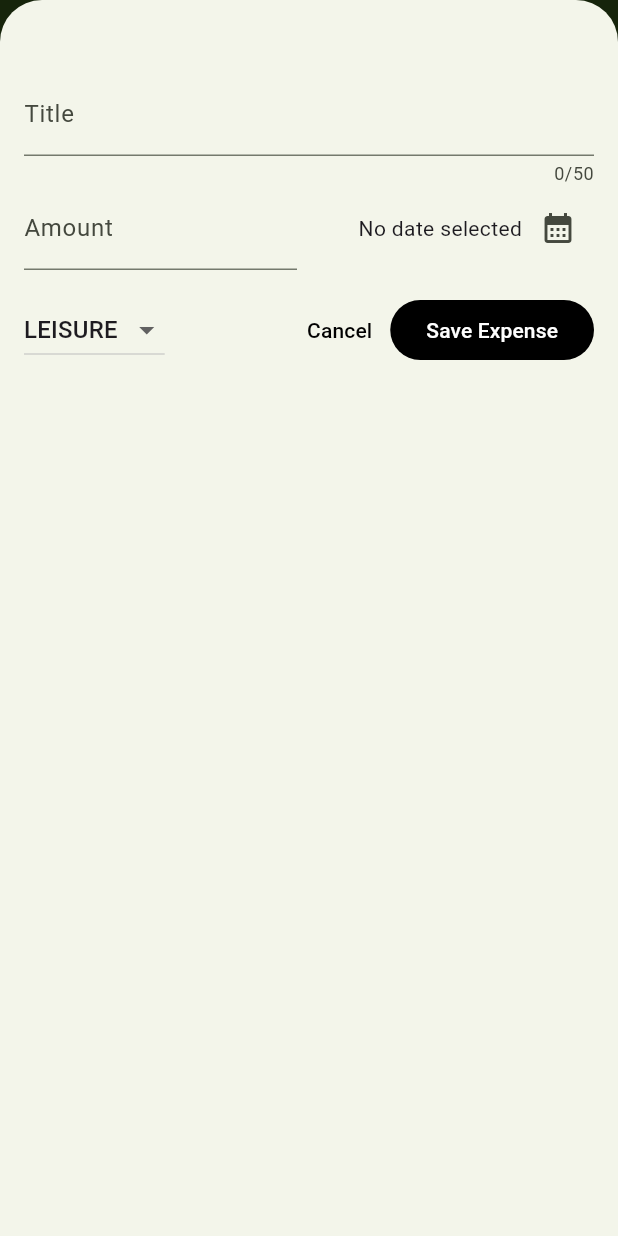
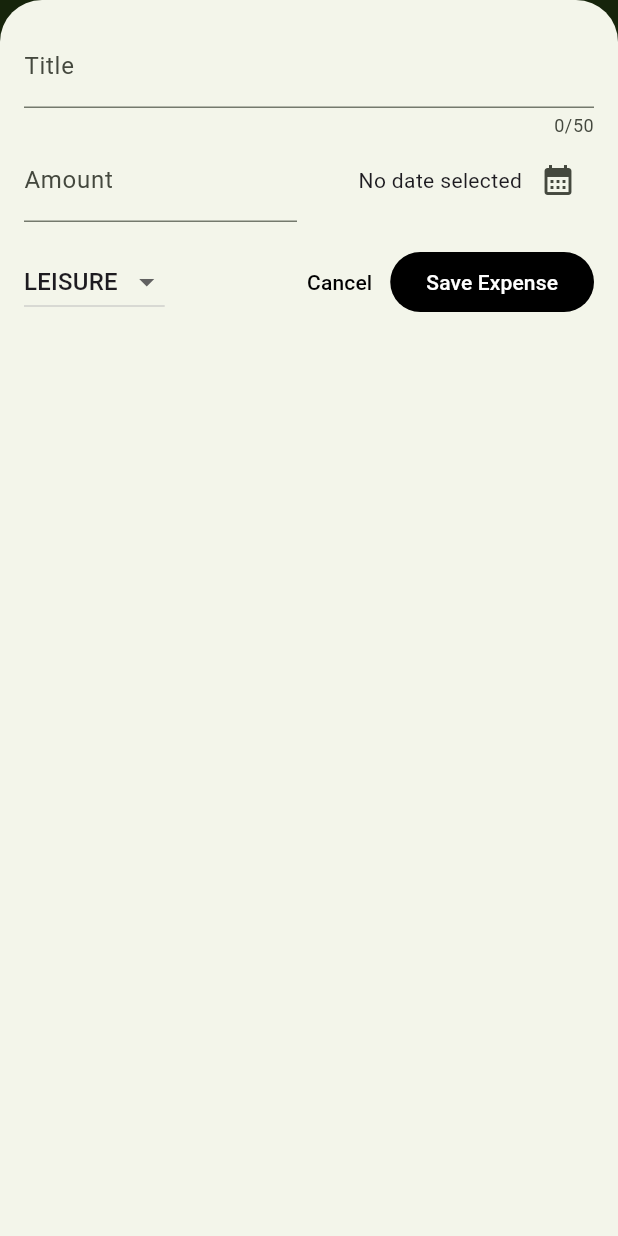
Before and after one commit to suhejbmorina99/flutter_mini_projects, a Flutter app: the screen it shows after launch, after a tap on the "add" icon, on a phone screen of 412 x 824 dp. Run offline on Flutter 3.47's test engine with Material 3 defaults, Android fonts, the phone set to English and light mode, and no system bars; our stand-ins replace google_fonts.

Commit message:
useSafeArea parameter by dart

```diff
--- a/expense_tracker/lib/widgets/expenses.dart
+++ b/expense_tracker/lib/widgets/expenses.dart
@@ -32,6 +32,8 @@
 
   void _addExpensesOverlay() {
     showModalBottomSheet(
+      useSafeArea: true, // sigurohet qe overlay nuk pengohet nga kamera apo statusbari
+      // dmth overlay fillon aty ky mbaron hapsira e rezervume per ate pjes
       isScrollControlled: true, // qekjo e bon modalin sa view dmth e rrit
       context: context,
       builder: (ctx) => NewExpense(onAddExpanse: _addExpenses),
--- a/expense_tracker/lib/widgets/new_expense.dart
+++ b/expense_tracker/lib/widgets/new_expense.dart
@@ -79,7 +79,7 @@
   @override
   Widget build(BuildContext context) {
     return Padding(
-      padding: const EdgeInsets.fromLTRB(16, 48, 16, 16),
+      padding: const EdgeInsets.fromLTRB(16, 16, 16, 16),
       child: Column(
         children: [
           TextField(
```
Also changed, not shown: expense_tracker/lib/widgets/expenses_list/expenses_list.dart (line endings or trailing spaces).
